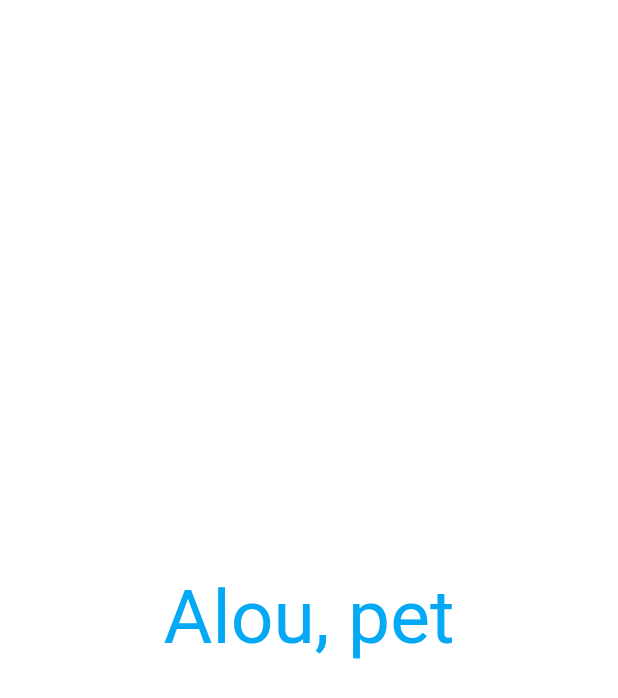
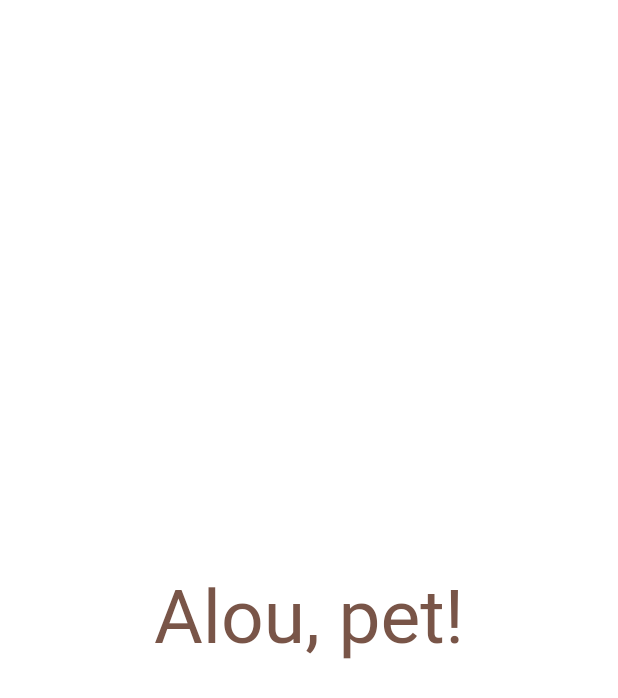
Before and after one commit to thiagovf/ola_mundo_flutter, a Flutter app: the screen it shows after launch, on a phone screen of 412 x 824 dp. Shown: the top 698 px of the screen. Run offline on Flutter 3.47's test engine with Material 2 defaults, Android fonts, the phone set to English and light mode, and no system bars.

Commit message:
adicionando statlesswidget

```diff
--- a/lib/main.dart
+++ b/lib/main.dart
@@ -1,10 +1,20 @@
 import 'package:flutter/material.dart';
 
 main() {
-  runApp(Container(
-      child: Center(
-    child: Text("Alou, pet",
-        textDirection: TextDirection.ltr,
-        style: TextStyle(color: Colors.lightBlue, fontSize: 50)),
-  )));
+  runApp(AppWidget(title: 'Alou, pet!'));
 }
+
+class AppWidget extends StatelessWidget {
+  final title;
+
+  const AppWidget({Key? key, this.title}) : super(key: key);
+
+  Widget build(BuildContext context) {
+    return Container(
+        child: Center(
+      child: Text(this.title,
+          textDirection: TextDirection.ltr,
+          style: TextStyle(color: Colors.brown, fontSize: 50)),
+    ));
+  }
+}
```
